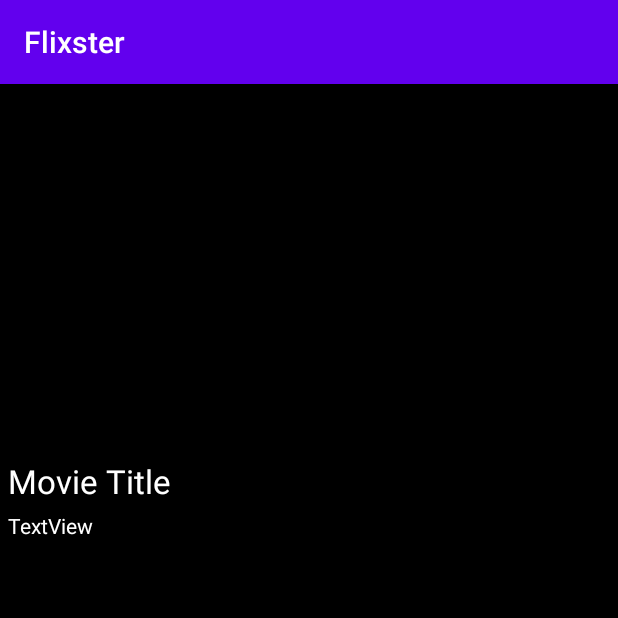
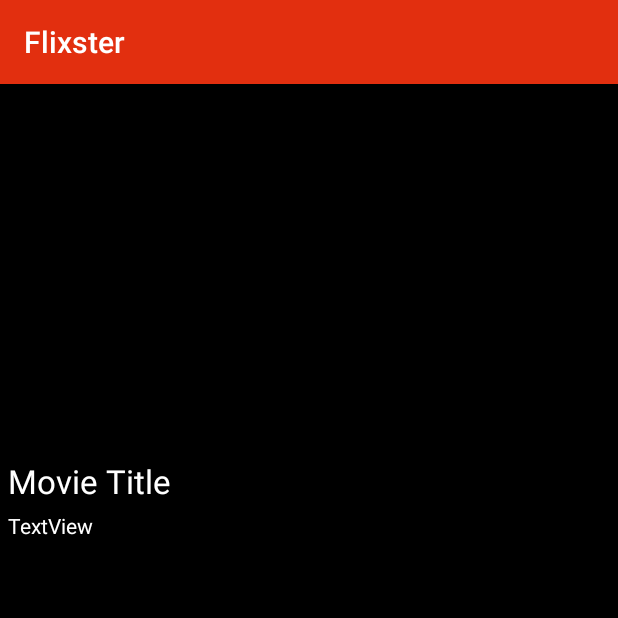
Before and after one commit to GustavoAdame/Flixster, an Android app: the MovieDetailsActivity screen opened directly, with no data from a screen before it, on a phone screen of 412 x 824 dp, the top half of it. Run offline under Robolectric (Android 15) with nearby library versions, the phone set to English and light mode, and no system bars; libraries missing offline, so code that uses them is left out: com.codepath.asynchttpclient, jp.wasabeef.glide, org.parceler; pictures from the network do not load; 8 statements that could not run were skipped.

Commit message:
Updated the UI and App Icon

```diff
--- a/app/src/main/res/mipmap-anydpi-v26/ic_launcher.xml
+++ b/app/src/main/res/mipmap-anydpi-v26/ic_launcher.xml
@@ -1,5 +1,5 @@
 <?xml version="1.0" encoding="utf-8"?>
 <adaptive-icon xmlns:android="http://schemas.android.com/apk/res/android">
-    <background android:drawable="@drawable/ic_launcher_background" />
-    <foreground android:drawable="@drawable/ic_launcher_foreground" />
+    <background android:drawable="@color/ic_launcher_background"/>
+    <foreground android:drawable="@drawable/ic_launcher_foreground"/>
 </adaptive-icon>
--- a/app/src/main/res/mipmap-anydpi-v26/ic_launcher_round.xml
+++ b/app/src/main/res/mipmap-anydpi-v26/ic_launcher_round.xml
@@ -1,5 +1,5 @@
 <?xml version="1.0" encoding="utf-8"?>
 <adaptive-icon xmlns:android="http://schemas.android.com/apk/res/android">
-    <background android:drawable="@drawable/ic_launcher_background" />
-    <foreground android:drawable="@drawable/ic_launcher_foreground" />
+    <background android:drawable="@color/ic_launcher_background"/>
+    <foreground android:drawable="@drawable/ic_launcher_foreground"/>
 </adaptive-icon>
--- a/app/src/main/res/values/colors.xml
+++ b/app/src/main/res/values/colors.xml
@@ -1,6 +1,6 @@
 <?xml version="1.0" encoding="utf-8"?>
 <resources>
-    <color name="colorPrimary">#6200EE</color>
-    <color name="colorPrimaryDark">#3700B3</color>
+    <color name="colorPrimary">#E22F0F</color>
+    <color name="colorPrimaryDark">#060202</color>
     <color name="colorAccent">#03DAC5</color>
 </resources>
--- /dev/null
+++ b/app/src/main/res/values/ic_launcher_background.xml
@@ -0,0 +1,4 @@
+<?xml version="1.0" encoding="utf-8"?>
+<resources>
+    <color name="ic_launcher_background">#F3FEFF</color>
+</resources>
```
Also changed, not shown: app/src/main/res/drawable/ic_launcher_foreground.xml (added, +15 -0 lines), app/src/main/ic_launcher-playstore.png (added), app/src/main/res/mipmap-hdpi/ic_launcher.png, app/src/main/res/mipmap-hdpi/ic_launcher_round.png, app/src/main/res/mipmap-mdpi/ic_launcher.png, app/src/main/res/mipmap-mdpi/ic_launcher_round.png, app/src/main/res/mipmap-xhdpi/ic_launcher.png, app/src/main/res/mipmap-xhdpi/ic_launcher_round.png, app/src/main/res/mipmap-xxhdpi/ic_launcher.png, app/src/main/res/mipmap-xxhdpi/ic_launcher_round.png, app/src/main/res/mipmap-xxxhdpi/ic_launcher.png, app/src/main/res/mipmap-xxxhdpi/ic_launcher_round.png.
